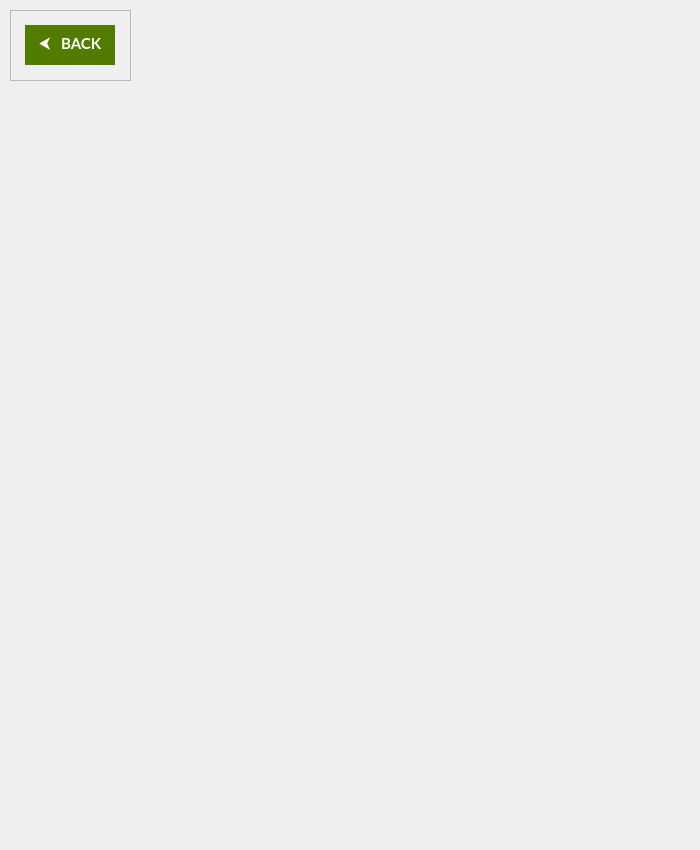
Before: the Qt Designer form frontend/ui/AddAccountWindow.ui in mxrked/AccountGuard_PyQt5, drawn with Qt 5.
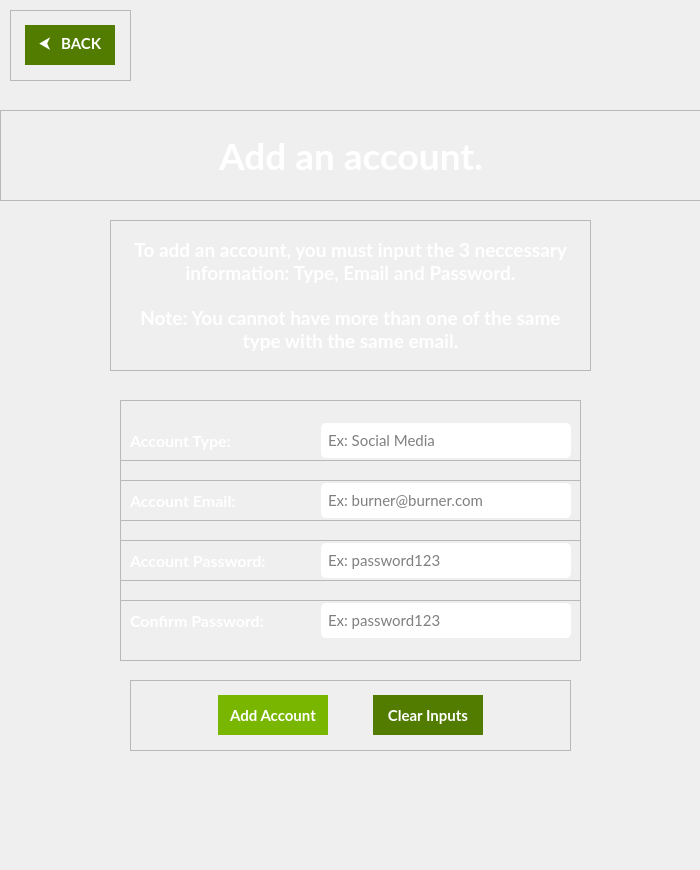
After: the same form once the commit is applied. Icons and pictures are not drawn.

Patch:
```diff
--- a/frontend/ui/AddAccountWindow.ui
+++ b/frontend/ui/AddAccountWindow.ui
@@ -7,19 +7,19 @@
     <x>0</x>
     <y>0</y>
     <width>700</width>
-    <height>850</height>
+    <height>870</height>
    </rect>
   </property>
   <property name="minimumSize">
    <size>
     <width>700</width>
-    <height>850</height>
+    <height>870</height>
    </size>
   </property>
   <property name="maximumSize">
    <size>
     <width>700</width>
-    <height>850</height>
+    <height>870</height>
    </size>
   </property>
   <property name="windowTitle">
@@ -103,6 +103,1046 @@
      </item>
     </layout>
    </widget>
+   <widget class="QFrame" name="addAccountWindow_HeadingFrame">
+    <property name="geometry">
+     <rect>
+      <x>0</x>
+      <y>110</y>
+      <width>701</width>
+      <height>91</height>
+     </rect>
+    </property>
+    <property name="styleSheet">
+     <string notr="true">QFrame {
+	border-image: none;
+	background-color: none;
+}</string>
+    </property>
+    <property name="frameShape">
+     <enum>QFrame::StyledPanel</enum>
+    </property>
+    <property name="frameShadow">
+     <enum>QFrame::Raised</enum>
+    </property>
+    <layout class="QHBoxLayout" name="horizontalLayout_4">
+     <item>
+      <layout class="QHBoxLayout" name="horizontalLayout_3">
+       <item>
+        <spacer name="horizontalSpacer">
+         <property name="orientation">
+          <enum>Qt::Horizontal</enum>
+         </property>
+         <property name="sizeHint" stdset="0">
+          <size>
+           <width>40</width>
+           <height>20</height>
+          </size>
+         </property>
+        </spacer>
+       </item>
+       <item>
+        <widget class="QLabel" name="addAccountWindow_HeadingLabel">
+         <property name="font">
+          <font>
+           <family>Lato</family>
+           <pointsize>28</pointsize>
+           <weight>75</weight>
+           <bold>true</bold>
+          </font>
+         </property>
+         <property name="styleSheet">
+          <string notr="true">QLabel {
+	color: white;
+}</string>
+         </property>
+         <property name="text">
+          <string>Add an account.</string>
+         </property>
+         <property name="alignment">
+          <set>Qt::AlignCenter</set>
+         </property>
+        </widget>
+       </item>
+       <item>
+        <spacer name="horizontalSpacer_2">
+         <property name="orientation">
+          <enum>Qt::Horizontal</enum>
+         </property>
+         <property name="sizeHint" stdset="0">
+          <size>
+           <width>40</width>
+           <height>20</height>
+          </size>
+         </property>
+        </spacer>
+       </item>
+      </layout>
+     </item>
+    </layout>
+   </widget>
+   <widget class="QFrame" name="addAccountWindow_TextFrame">
+    <property name="geometry">
+     <rect>
+      <x>110</x>
+      <y>220</y>
+      <width>481</width>
+      <height>151</height>
+     </rect>
+    </property>
+    <property name="styleSheet">
+     <string notr="true">QFrame {
+	border-image: none;
+	background-color: none;
+}</string>
+    </property>
+    <property name="frameShape">
+     <enum>QFrame::StyledPanel</enum>
+    </property>
+    <property name="frameShadow">
+     <enum>QFrame::Raised</enum>
+    </property>
+    <layout class="QVBoxLayout" name="verticalLayout_2">
+     <item>
+      <layout class="QVBoxLayout" name="verticalLayout">
+       <item>
+        <spacer name="verticalSpacer_2">
+         <property name="orientation">
+          <enum>Qt::Vertical</enum>
+         </property>
+         <property name="sizeHint" stdset="0">
+          <size>
+           <width>20</width>
+           <height>40</height>
+          </size>
+         </property>
+        </spacer>
+       </item>
+       <item>
+        <widget class="QLabel" name="addAccountWindow_TextLabel1">
+         <property name="font">
+          <font>
+           <family>Lato</family>
+           <pointsize>14</pointsize>
+           <weight>75</weight>
+           <bold>true</bold>
+          </font>
+         </property>
+         <property name="styleSheet">
+          <string notr="true">QLabel {
+	color: white;
+}</string>
+         </property>
+         <property name="text">
+          <string>To add an account, you must input the 3 neccessary information: Type, Email and Password.</string>
+         </property>
+         <property name="alignment">
+          <set>Qt::AlignCenter</set>
+         </property>
+         <property name="wordWrap">
+          <bool>true</bool>
+         </property>
+        </widget>
+       </item>
+       <item>
+        <spacer name="verticalSpacer_3">
+         <property name="orientation">
+          <enum>Qt::Vertical</enum>
+         </property>
+         <property name="sizeHint" stdset="0">
+          <size>
+           <width>20</width>
+           <height>40</height>
+          </size>
+         </property>
+        </spacer>
+       </item>
+       <item>
+        <spacer name="verticalSpacer_4">
+         <property name="orientation">
+          <enum>Qt::Vertical</enum>
+         </property>
+         <property name="sizeHint" stdset="0">
+          <size>
+           <width>20</width>
+           <height>40</height>
+          </size>
+         </property>
+        </spacer>
+       </item>
+       <item>
+        <widget class="QLabel" name="addAccountWindow_TextLabel2">
+         <property name="font">
+          <font>
+           <family>Lato</family>
+           <pointsize>14</pointsize>
+           <weight>75</weight>
+           <bold>true</bold>
+          </font>
+         </property>
+         <property name="styleSheet">
+          <string notr="true">QLabel {
+	color: white;
+}</string>
+         </property>
+         <property name="text">
+          <string>Note: You cannot have more than one of the same type with the same email.</string>
+         </property>
+         <property name="alignment">
+          <set>Qt::AlignCenter</set>
+         </property>
+         <property name="wordWrap">
+          <bool>true</bool>
+         </property>
+        </widget>
+       </item>
+       <item>
+        <spacer name="verticalSpacer">
+         <property name="orientation">
+          <enum>Qt::Vertical</enum>
+         </property>
+         <property name="sizeHint" stdset="0">
+          <size>
+           <width>20</width>
+           <height>40</height>
+          </size>
+         </property>
+        </spacer>
+       </item>
+      </layout>
+     </item>
+    </layout>
+   </widget>
+   <widget class="QFrame" name="addAccountWindow_InputFrame2">
+    <property name="geometry">
+     <rect>
+      <x>120</x>
+      <y>460</y>
+      <width>461</width>
+      <height>81</height>
+     </rect>
+    </property>
+    <property name="styleSheet">
+     <string notr="true">QFrame {
+	border-image: none;
+	background-color: none;
+}</string>
+    </property>
+    <property name="frameShape">
+     <enum>QFrame::StyledPanel</enum>
+    </property>
+    <property name="frameShadow">
+     <enum>QFrame::Raised</enum>
+    </property>
+    <layout class="QHBoxLayout" name="horizontalLayout_8">
+     <item>
+      <layout class="QHBoxLayout" name="horizontalLayout_7">
+       <item>
+        <widget class="QLabel" name="addAccountWindow_InputLabel2">
+         <property name="font">
+          <font>
+           <family>Lato</family>
+           <pointsize>12</pointsize>
+           <weight>75</weight>
+           <bold>true</bold>
+          </font>
+         </property>
+         <property name="styleSheet">
+          <string notr="true">QLabel {
+	color: white;
+}</string>
+         </property>
+         <property name="text">
+          <string>Account Email:</string>
+         </property>
+        </widget>
+       </item>
+       <item>
+        <spacer name="horizontalSpacer_4">
+         <property name="orientation">
+          <enum>Qt::Horizontal</enum>
+         </property>
+         <property name="sizeHint" stdset="0">
+          <size>
+           <width>40</width>
+           <height>20</height>
+          </size>
+         </property>
+        </spacer>
+       </item>
+       <item>
+        <widget class="QLineEdit" name="addAccountWindow_AccountEmailLE">
+         <property name="minimumSize">
+          <size>
+           <width>250</width>
+           <height>35</height>
+          </size>
+         </property>
+         <property name="maximumSize">
+          <size>
+           <width>250</width>
+           <height>35</height>
+          </size>
+         </property>
+         <property name="font">
+          <font>
+           <family>Lato</family>
+           <pointsize>11</pointsize>
+          </font>
+         </property>
+         <property name="styleSheet">
+          <string notr="true">QLineEdit {
+	border-image: none;
+	background-color: white;
+	padding-left: 5px;
+	padding-right: 5px;
+	border: none;
+	border-radius: 5px;
+}</string>
+         </property>
+         <property name="text">
+          <string/>
+         </property>
+         <property name="placeholderText">
+          <string>Ex: burner@burner.com</string>
+         </property>
+        </widget>
+       </item>
+      </layout>
+     </item>
+    </layout>
+   </widget>
+   <widget class="QFrame" name="addAccountWindow_InputFrame1">
+    <property name="geometry">
+     <rect>
+      <x>120</x>
+      <y>400</y>
+      <width>461</width>
+      <height>81</height>
+     </rect>
+    </property>
+    <property name="styleSheet">
+     <string notr="true">QFrame {
+	border-image: none;
+	background-color: none;
+}</string>
+    </property>
+    <property name="frameShape">
+     <enum>QFrame::StyledPanel</enum>
+    </property>
+    <property name="frameShadow">
+     <enum>QFrame::Raised</enum>
+    </property>
+    <layout class="QHBoxLayout" name="horizontalLayout_6">
+     <item>
+      <layout class="QHBoxLayout" name="horizontalLayout_5">
+       <item>
+        <widget class="QLabel" name="addAccountWindow_InputLabel1">
+         <property name="font">
+          <font>
+           <family>Lato</family>
+           <pointsize>12</pointsize>
+           <weight>75</weight>
+           <bold>true</bold>
+          </font>
+         </property>
+         <property name="styleSheet">
+          <string notr="true">QLabel {
+	color: white;
+}</string>
+         </property>
+         <property name="text">
+          <string>Account Type:</string>
+         </property>
+        </widget>
+       </item>
+       <item>
+        <spacer name="horizontalSpacer_3">
+         <property name="orientation">
+          <enum>Qt::Horizontal</enum>
+         </property>
+         <property name="sizeHint" stdset="0">
+          <size>
+           <width>40</width>
+           <height>20</height>
+          </size>
+         </property>
+        </spacer>
+       </item>
+       <item>
+        <widget class="QLineEdit" name="addAccountWindow_AccountTypeLE">
+         <property name="minimumSize">
+          <size>
+           <width>250</width>
+           <height>35</height>
+          </size>
+         </property>
+         <property name="maximumSize">
+          <size>
+           <width>250</width>
+           <height>35</height>
+          </size>
+         </property>
+         <property name="font">
+          <font>
+           <family>Lato</family>
+           <pointsize>11</pointsize>
+          </font>
+         </property>
+         <property name="styleSheet">
+          <string notr="true">QLineEdit {
+	border-image: none;
+	background-color: white;
+	padding-left: 5px;
+	padding-right: 5px;
+	border: none;
+	border-radius: 5px;
+}</string>
+         </property>
+         <property name="text">
+          <string/>
+         </property>
+         <property name="placeholderText">
+          <string>Ex: Social Media</string>
+         </property>
+        </widget>
+       </item>
+      </layout>
+     </item>
+    </layout>
+   </widget>
+   <widget class="QFrame" name="addAccountWindow_InputFrame3">
+    <property name="geometry">
+     <rect>
+      <x>120</x>
+      <y>520</y>
+      <width>461</width>
+      <height>81</height>
+     </rect>
+    </property>
+    <property name="styleSheet">
+     <string notr="true">QFrame {
+	border-image: none;
+	background-color: none;
+}</string>
+    </property>
+    <property name="frameShape">
+     <enum>QFrame::StyledPanel</enum>
+    </property>
+    <property name="frameShadow">
+     <enum>QFrame::Raised</enum>
+    </property>
+    <layout class="QHBoxLayout" name="horizontalLayout_10">
+     <item>
+      <layout class="QHBoxLayout" name="horizontalLayout_9">
+       <item>
+        <widget class="QLabel" name="addAccountWindow_InputLabel3">
+         <property name="font">
+          <font>
+           <family>Lato</family>
+           <pointsize>12</pointsize>
+           <weight>75</weight>
+           <bold>true</bold>
+          </font>
+         </property>
+         <property name="styleSheet">
+          <string notr="true">QLabel {
+	color: white;
+}</string>
+         </property>
+         <property name="text">
+          <string>Account Password:</string>
+         </property>
+        </widget>
+       </item>
+       <item>
+        <spacer name="horizontalSpacer_5">
+         <property name="orientation">
+          <enum>Qt::Horizontal</enum>
+         </property>
+         <property name="sizeHint" stdset="0">
+          <size>
+           <width>40</width>
+           <height>20</height>
+          </size>
+         </property>
+        </spacer>
+       </item>
+       <item>
+        <widget class="QLineEdit" name="addAccountWindow_AccountPasswordLE">
+         <property name="minimumSize">
+          <size>
+           <width>250</width>
+           <height>35</height>
+          </size>
+         </property>
+         <property name="maximumSize">
+          <size>
+           <width>250</width>
+           <height>35</height>
+          </size>
+         </property>
+         <property name="font">
+          <font>
+           <family>Lato</family>
+           <pointsize>11</pointsize>
+          </font>
+         </property>
+         <property name="styleSheet">
+          <string notr="true">QLineEdit {
+	border-image: none;
+	background-color: white;
+	padding-left: 5px;
+	padding-right: 5px;
+	border: none;
+	border-radius: 5px;
+}</string>
+         </property>
+         <property name="text">
+          <string/>
+         </property>
+         <property name="placeholderText">
+          <string>Ex: password123</string>
+         </property>
+        </widget>
+       </item>
+      </layout>
+     </item>
+    </layout>
+   </widget>
+   <widget class="QFrame" name="addAccountWindow_InputFrame4">
+    <property name="geometry">
+     <rect>
+      <x>120</x>
+      <y>580</y>
+      <width>461</width>
+      <height>81</height>
+     </rect>
+    </property>
+    <property name="styleSheet">
+     <string notr="true">QFrame {
+	border-image: none;
+	background-color: none;
+}</string>
+    </property>
+    <property name="frameShape">
+     <enum>QFrame::StyledPanel</enum>
+    </property>
+    <property name="frameShadow">
+     <enum>QFrame::Raised</enum>
+    </property>
+    <layout class="QHBoxLayout" name="horizontalLayout_12">
+     <item>
+      <layout class="QHBoxLayout" name="horizontalLayout_11">
+       <item>
+        <widget class="QLabel" name="addAccountWindow_InputLabel4">
+         <property name="font">
+          <font>
+           <family>Lato</family>
+           <pointsize>12</pointsize>
+           <weight>75</weight>
+           <bold>true</bold>
+          </font>
+         </property>
+         <property name="styleSheet">
+          <string notr="true">QLabel {
+	color: white;
+}</string>
+         </property>
+         <property name="text">
+          <string>Confirm Password:</string>
+         </property>
+        </widget>
+       </item>
+       <item>
+        <spacer name="horizontalSpacer_6">
+         <property name="orientation">
+          <enum>Qt::Horizontal</enum>
+         </property>
+         <property name="sizeHint" stdset="0">
+          <size>
+           <width>40</width>
+           <height>20</height>
+          </size>
+         </property>
+        </spacer>
+       </item>
+       <item>
+        <widget class="QLineEdit" name="addAccountWindow_AccountConfirmPasswordLE">
+         <property name="minimumSize">
+          <size>
+           <width>250</width>
+           <height>35</height>
+          </size>
+         </property>
+         <property name="maximumSize">
+          <size>
+           <width>250</width>
+           <height>35</height>
+          </size>
+         </property>
+         <property name="font">
+          <font>
+           <family>Lato</family>
+           <pointsize>11</pointsize>
+          </font>
+         </property>
+         <property name="styleSheet">
+          <string notr="true">QLineEdit {
+	border-image: none;
+	background-color: white;
+	padding-left: 5px;
+	padding-right: 5px;
+	border: none;
+	border-radius: 5px;
+}</string>
+         </property>
+         <property name="text">
+          <string/>
+         </property>
+         <property name="placeholderText">
+          <string>Ex: password123</string>
+         </property>
+        </widget>
+       </item>
+      </layout>
+     </item>
+    </layout>
+   </widget>
+   <widget class="QFrame" name="addAccountWindow_BtnsFrame">
+    <property name="geometry">
+     <rect>
+      <x>130</x>
+      <y>680</y>
+      <width>441</width>
+      <height>71</height>
+     </rect>
+    </property>
+    <property name="styleSheet">
+     <string notr="true">QFrame {
+	border-image: none;
+	background-color: none;
+}</string>
+    </property>
+    <property name="frameShape">
+     <enum>QFrame::StyledPanel</enum>
+    </property>
+    <property name="frameShadow">
+     <enum>QFrame::Raised</enum>
+    </property>
+    <layout class="QHBoxLayout" name="horizontalLayout_14">
+     <item>
+      <layout class="QHBoxLayout" name="horizontalLayout_13">
+       <item>
+        <spacer name="horizontalSpacer_10">
+         <property name="orientation">
+          <enum>Qt::Horizontal</enum>
+         </property>
+         <property name="sizeHint" stdset="0">
+          <size>
+           <width>40</width>
+           <height>20</height>
+          </size>
+         </property>
+        </spacer>
+       </item>
+       <item>
+        <spacer name="horizontalSpacer_7">
+         <property name="orientation">
+          <enum>Qt::Horizontal</enum>
+         </property>
+         <property name="sizeHint" stdset="0">
+          <size>
+           <width>40</width>
+           <height>20</height>
+          </size>
+         </property>
+        </spacer>
+       </item>
+       <item>
+        <widget class="QPushButton" name="addAccountWindow_AddAccountBtn">
+         <property name="minimumSize">
+          <size>
+           <width>110</width>
+           <height>40</height>
+          </size>
+         </property>
+         <property name="maximumSize">
+          <size>
+           <width>110</width>
+           <height>40</height>
+          </size>
+         </property>
+         <property name="font">
+          <font>
+           <family>Lato</family>
+           <pointsize>11</pointsize>
+           <weight>75</weight>
+           <bold>true</bold>
+          </font>
+         </property>
+         <property name="cursor">
+          <cursorShape>PointingHandCursor</cursorShape>
+         </property>
+         <property name="styleSheet">
+          <string notr="true">QPushButton {
+	background-color: #79B600;
+	border-image: none;
+	border: none;
+	color: white;
+}
+
+QPushButton::hover {
+	background-color: #527C00;
+}</string>
+         </property>
+         <property name="text">
+          <string>Add Account</string>
+         </property>
+        </widget>
+       </item>
+       <item>
+        <spacer name="horizontalSpacer_8">
+         <property name="orientation">
+          <enum>Qt::Horizontal</enum>
+         </property>
+         <property name="sizeHint" stdset="0">
+          <size>
+           <width>40</width>
+           <height>20</height>
+          </size>
+         </property>
+        </spacer>
+       </item>
+       <item>
+        <widget class="QPushButton" name="addAccountWindow_ClearInputsBtn">
+         <property name="minimumSize">
+          <size>
+           <width>110</width>
+           <height>40</height>
+          </size>
+         </property>
+         <property name="maximumSize">
+          <size>
+           <width>110</width>
+           <height>40</height>
+          </size>
+         </property>
+         <property name="font">
+          <font>
+           <family>Lato</family>
+           <pointsize>11</pointsize>
+           <weight>75</weight>
+           <bold>true</bold>
+          </font>
+         </property>
+         <property name="cursor">
+          <cursorShape>PointingHandCursor</cursorShape>
+         </property>
+         <property name="styleSheet">
+          <string notr="true">QPushButton {
+	background-color: #527C00;
+	border-image: none;
+	border: none;
+	color: white;
+}
+
+QPushButton::hover {
+	background-color: #335413;
+}</string>
+         </property>
+         <property name="text">
+          <string>Clear Inputs</string>
+         </property>
+        </widget>
+       </item>
+       <item>
+        <spacer name="horizontalSpacer_9">
+         <property name="orientation">
+          <enum>Qt::Horizontal</enum>
+         </property>
+         <property name="sizeHint" stdset="0">
+          <size>
+           <width>40</width>
+           <height>20</height>
+          </size>
+         </property>
+        </spacer>
+       </item>
+       <item>
+        <spacer name="horizontalSpacer_11">
+         <property name="orientation">
+          <enum>Qt::Horizontal</enum>
+         </property>
+         <property name="sizeHint" stdset="0">
+          <size>
+           <width>40</width>
+           <height>20</height>
+          </size>
+         </property>
+        </spacer>
+       </item>
+      </layout>
+     </item>
+    </layout>
+   </widget>
+   <widget class="QLabel" name="addAccountWindow_EmailTypeInUseLabel">
+    <property name="geometry">
+     <rect>
+      <x>140</x>
+      <y>780</y>
+      <width>421</width>
+      <height>0</height>
+     </rect>
+    </property>
+    <property name="minimumSize">
+     <size>
+      <width>0</width>
+      <height>0</height>
+     </size>
+    </property>
+    <property name="maximumSize">
+     <size>
+      <width>16777215</width>
+      <height>0</height>
+     </size>
+    </property>
+    <property name="font">
+     <font>
+      <family>Lato</family>
+      <pointsize>11</pointsize>
+      <weight>75</weight>
+      <bold>true</bold>
+     </font>
+    </property>
+    <property name="styleSheet">
+     <string notr="true">QLabel {
+	background-color: none;
+	border-image: none;
+	color: red;
+}</string>
+    </property>
+    <property name="text">
+     <string>Error: That email and type is already in use.</string>
+    </property>
+    <property name="alignment">
+     <set>Qt::AlignCenter</set>
+    </property>
+   </widget>
+   <widget class="QLabel" name="addAccountWindow_EmptyFieldsErrorLabel">
+    <property name="geometry">
+     <rect>
+      <x>140</x>
+      <y>780</y>
+      <width>421</width>
+      <height>0</height>
+     </rect>
+    </property>
+    <property name="minimumSize">
+     <size>
+      <width>0</width>
+      <height>0</height>
+     </size>
+    </property>
+    <property name="maximumSize">
+     <size>
+      <width>16777215</width>
+      <height>0</height>
+     </size>
+    </property>
+    <property name="font">
+     <font>
+      <family>Lato</family>
+      <pointsize>11</pointsize>
+      <weight>75</weight>
+      <bold>true</bold>
+     </font>
+    </property>
+    <property name="styleSheet">
+     <string notr="true">QLabel {
+	background-color: none;
+	border-image: none;
+	color: red;
+}</string>
+    </property>
+    <property name="text">
+     <string>Error: One or more inputs are empty.</string>
+    </property>
+    <property name="alignment">
+     <set>Qt::AlignCenter</set>
+    </property>
+   </widget>
+   <widget class="QLabel" name="addAccountWindow_InvalidEmailLabel">
+    <property name="geometry">
+     <rect>
+      <x>140</x>
+      <y>780</y>
+      <width>421</width>
+      <height>0</height>
+     </rect>
+    </property>
+    <property name="minimumSize">
+     <size>
+      <width>0</width>
+      <height>0</height>
+     </size>
+    </property>
+    <property name="maximumSize">
+     <size>
+      <width>16777215</width>
+      <height>0</height>
+     </size>
+    </property>
+    <property name="font">
+     <font>
+      <family>Lato</family>
+      <pointsize>11</pointsize>
+      <weight>75</weight>
+      <bold>true</bold>
+     </font>
+    </property>
+    <property name="styleSheet">
+     <string notr="true">QLabel {
+	background-color: none;
+	border-image: none;
+	color: red;
+}</string>
+    </property>
+    <property name="text">
+     <string>Error: That email address is invalid.</string>
+    </property>
+    <property name="alignment">
+     <set>Qt::AlignCenter</set>
+    </property>
+   </widget>
+   <widget class="QLabel" name="addAccountWindow_AccountAddedLabel">
+    <property name="geometry">
+     <rect>
+      <x>130</x>
+      <y>780</y>
+      <width>421</width>
+      <height>0</height>
+     </rect>
+    </property>
+    <property name="minimumSize">
+     <size>
+      <width>0</width>
+      <height>0</height>
+     </size>
+    </property>
+    <property name="maximumSize">
+     <size>
+      <width>16777215</width>
+      <height>0</height>
+     </size>
+    </property>
+    <property name="font">
+     <font>
+      <family>Lato</family>
+      <pointsize>11</pointsize>
+      <weight>75</weight>
+      <bold>true</bold>
+     </font>
+    </property>
+    <property name="styleSheet">
+     <string notr="true">QLabel {
+	background-color: none;
+	border-image: none;
+	color: rgb(0, 255, 0)
+}</string>
+    </property>
+    <property name="text">
+     <string>Account was added successfully!</string>
+    </property>
+    <property name="alignment">
+     <set>Qt::AlignCenter</set>
+    </property>
+   </widget>
+   <widget class="QLabel" name="addAccountWindow_InputsCannotStartWithSpaceLabel">
+    <property name="geometry">
+     <rect>
+      <x>130</x>
+      <y>780</y>
+      <width>421</width>
+      <height>0</height>
+     </rect>
+    </property>
+    <property name="minimumSize">
+     <size>
+      <width>0</width>
+      <height>0</height>
+     </size>
+    </property>
+    <property name="maximumSize">
+     <size>
+      <width>16777215</width>
+      <height>0</height>
+     </size>
+    </property>
+    <property name="font">
+     <font>
+      <family>Lato</family>
+      <pointsize>11</pointsize>
+      <weight>75</weight>
+      <bold>true</bold>
+     </font>
+    </property>
+    <property name="styleSheet">
+     <string notr="true">QLabel {
+	background-color: none;
+	border-image: none;
+	color: red;
+}</string>
+    </property>
+    <property name="text">
+     <string>Error: Inputs cannot start with a space.</string>
+    </property>
+    <property name="alignment">
+     <set>Qt::AlignCenter</set>
+    </property>
+   </widget>
+   <widget class="QLabel" name="addAccountWindow_PasswordsNotMatchLabel">
+    <property name="geometry">
+     <rect>
+      <x>140</x>
+      <y>780</y>
+      <width>421</width>
+      <height>0</height>
+     </rect>
+    </property>
+    <property name="minimumSize">
+     <size>
+      <width>0</width>
+      <height>0</height>
+     </size>
+    </property>
+    <property name="maximumSize">
+     <size>
+      <width>16777215</width>
+      <height>0</height>
+     </size>
+    </property>
+    <property name="font">
+     <font>
+      <family>Lato</family>
+      <pointsize>11</pointsize>
+      <weight>75</weight>
+      <bold>true</bold>
+     </font>
+    </property>
+    <property name="styleSheet">
+     <string notr="true">QLabel {
+	background-color: none;
+	border-image: none;
+	color: red;
+}</string>
+    </property>
+    <property name="text">
+     <string>Error: The passwords do not match.</string>
+    </property>
+    <property name="alignment">
+     <set>Qt::AlignCenter</set>
+    </property>
+   </widget>
   </widget>
  </widget>
  <resources>
```
Left out of the diff: 9 changed lines with no effect on the pictures.
